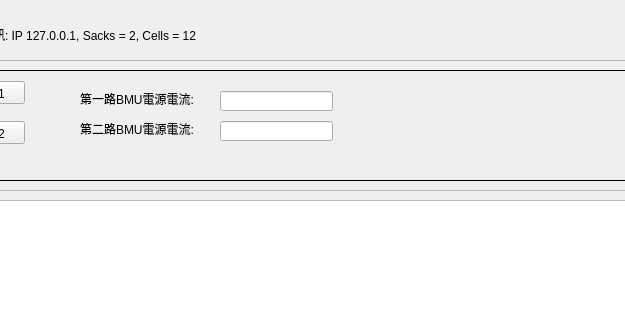
Old version of the form stackinfo.ui in the repository haoyi-jason/BMS_HY01_old; both pictures show x 363 to 988 and y 0 to 320 of the 1280 by 720 pixel window.
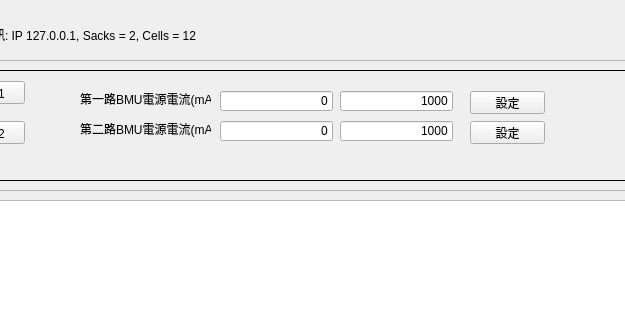
New version of the form.

The edit to the form file:
```diff
--- a/stackinfo.ui
+++ b/stackinfo.ui
@@ -505,7 +505,7 @@
          </rect>
         </property>
         <property name="text">
-         <string>第一路BMU電源電流:</string>
+         <string>第一路BMU電源電流(mA):</string>
         </property>
        </widget>
        <widget class="QLabel" name="label_11">
@@ -518,7 +518,7 @@
          </rect>
         </property>
         <property name="text">
-         <string>第二路BMU電源電流:</string>
+         <string>第二路BMU電源電流(mA):</string>
         </property>
        </widget>
        <widget class="QLineEdit" name="lineEdit">
@@ -530,6 +530,12 @@
           <height>20</height>
          </rect>
         </property>
+        <property name="text">
+         <string>0</string>
+        </property>
+        <property name="alignment">
+         <set>Qt::AlignRight|Qt::AlignTrailing|Qt::AlignVCenter</set>
+        </property>
        </widget>
        <widget class="QLineEdit" name="lineEdit_2">
         <property name="geometry">
@@ -539,6 +545,76 @@
           <width>113</width>
           <height>20</height>
          </rect>
+        </property>
+        <property name="text">
+         <string>0</string>
+        </property>
+        <property name="alignment">
+         <set>Qt::AlignRight|Qt::AlignTrailing|Qt::AlignVCenter</set>
+        </property>
+       </widget>
+       <widget class="QLineEdit" name="leVSourceSet_0">
+        <property name="geometry">
+         <rect>
+          <x>520</x>
+          <y>20</y>
+          <width>113</width>
+          <height>20</height>
+         </rect>
+        </property>
+        <property name="text">
+         <string>1000</string>
+        </property>
+        <property name="alignment">
+         <set>Qt::AlignRight|Qt::AlignTrailing|Qt::AlignVCenter</set>
+        </property>
+       </widget>
+       <widget class="QLineEdit" name="leVSourceSet_1">
+        <property name="geometry">
+         <rect>
+          <x>520</x>
+          <y>50</y>
+          <width>113</width>
+          <height>20</height>
+         </rect>
+        </property>
+        <property name="text">
+         <string>1000</string>
+        </property>
+        <property name="alignment">
+         <set>Qt::AlignRight|Qt::AlignTrailing|Qt::AlignVCenter</set>
+        </property>
+       </widget>
+       <widget class="QPushButton" name="pbSetVsource_0">
+        <property name="geometry">
+         <rect>
+          <x>650</x>
+          <y>20</y>
+          <width>75</width>
+          <height>23</height>
+         </rect>
+        </property>
+        <property name="text">
+         <string>設定</string>
+        </property>
+        <property name="checkable">
+         <bool>true</bool>
+        </property>
+       </widget>
+       <widget class="QPushButton" name="pbSetVsource_1">
+        <property name="geometry">
+         <rect>
+          <x>650</x>
+          <y>50</y>
+          <width>75</width>
+          <height>23</height>
+         </rect>
+        </property>
+        <property name="text">
+         <string>設定</string>
+        </property>
+        <property name="checkable">
+         <bool>true</bool>
         </property>
        </widget>
       </widget>
```
Left out of the diff: 8 changed lines with no effect on the pictures.
